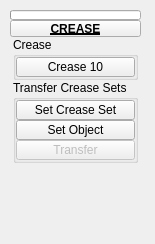
First picture: the form in tentacle/ui/uiLevel_3/crease.ui, repository m3trik/tentacle, before the edit.
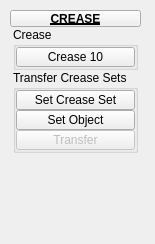
Second picture: the form after the edit. Custom widgets are drawn as their Qt base class.

What changed in the file:
```diff
--- a/tentacle/ui/uiLevel_3/crease.ui
+++ b/tentacle/ui/uiLevel_3/crease.ui
@@ -156,34 +156,35 @@
       <number>0</number>
      </property>
      <item row="0" column="1" colspan="2">
-      <widget class="ProgressBar" name="progressBar">
-       <property name="sizePolicy">
-        <sizepolicy hsizetype="Ignored" vsizetype="Fixed">
-         <horstretch>0</horstretch>
-         <verstretch>0</verstretch>
-        </sizepolicy>
-       </property>
+      <widget class="PushButtonDraggable" name="draggable_header">
        <property name="minimumSize">
         <size>
-         <width>0</width>
-         <height>10</height>
+         <width>19</width>
+         <height>17</height>
         </size>
        </property>
        <property name="maximumSize">
         <size>
-         <width>16777215</width>
-         <height>10</height>
+         <width>999</width>
+         <height>17</height>
         </size>
        </property>
-       <property name="value">
-        <number>0</number>
+       <property name="font">
+        <font>
+         <weight>75</weight>
+         <bold>true</bold>
+         <underline>true</underline>
+        </font>
        </property>
-       <property name="textVisible">
-        <bool>false</bool>
+       <property name="text">
+        <string>CREASE</string>
+       </property>
+       <property name="checkable">
+        <bool>true</bool>
        </property>
       </widget>
      </item>
-     <item row="2" column="1" colspan="2">
+     <item row="1" column="1" colspan="2">
       <layout class="QHBoxLayout" name="horizontalLayout">
        <item>
         <layout class="QVBoxLayout" name="verticalLayout">
@@ -439,35 +440,6 @@
        </item>
       </layout>
      </item>
-     <item row="1" column="1" colspan="2">
-      <widget class="PushButtonDraggable" name="draggable_header">
-       <property name="minimumSize">
-        <size>
-         <width>19</width>
-         <height>17</height>
-        </size>
-       </property>
-       <property name="maximumSize">
-        <size>
-         <width>999</width>
-         <height>17</height>
-        </size>
-       </property>
-       <property name="font">
-        <font>
-         <weight>75</weight>
-         <bold>true</bold>
-         <underline>true</underline>
-        </font>
-       </property>
-       <property name="text">
-        <string>CREASE</string>
-       </property>
-       <property name="checkable">
-        <bool>true</bool>
-       </property>
-      </widget>
-     </item>
     </layout>
    </widget>
   </widget>
@@ -478,11 +450,6 @@
    <extends>QPushButton</extends>
    <header>widgets.pushbuttondraggable.h</header>
   </customwidget>
-  <customwidget>
-   <class>ProgressBar</class>
-   <extends>QProgressBar</extends>
-   <header>widgets.progressbar.h</header>
-  </customwidget>
   <customwidget>
    <class>PushButton</class>
    <extends>QPushButton</extends>
```
